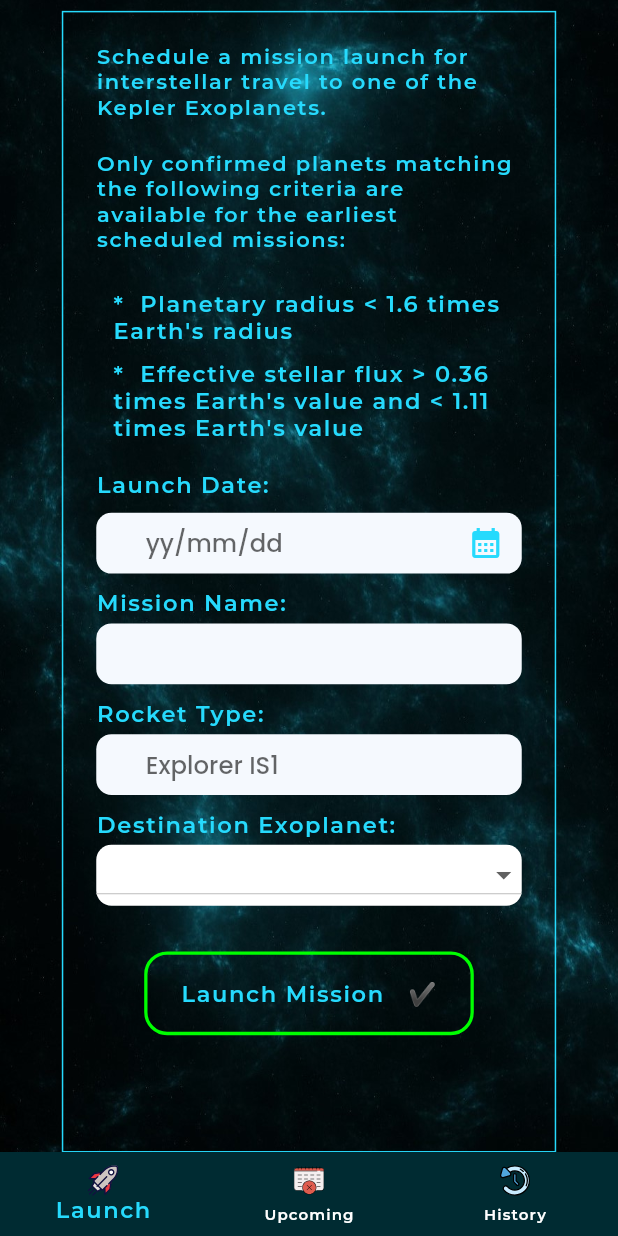
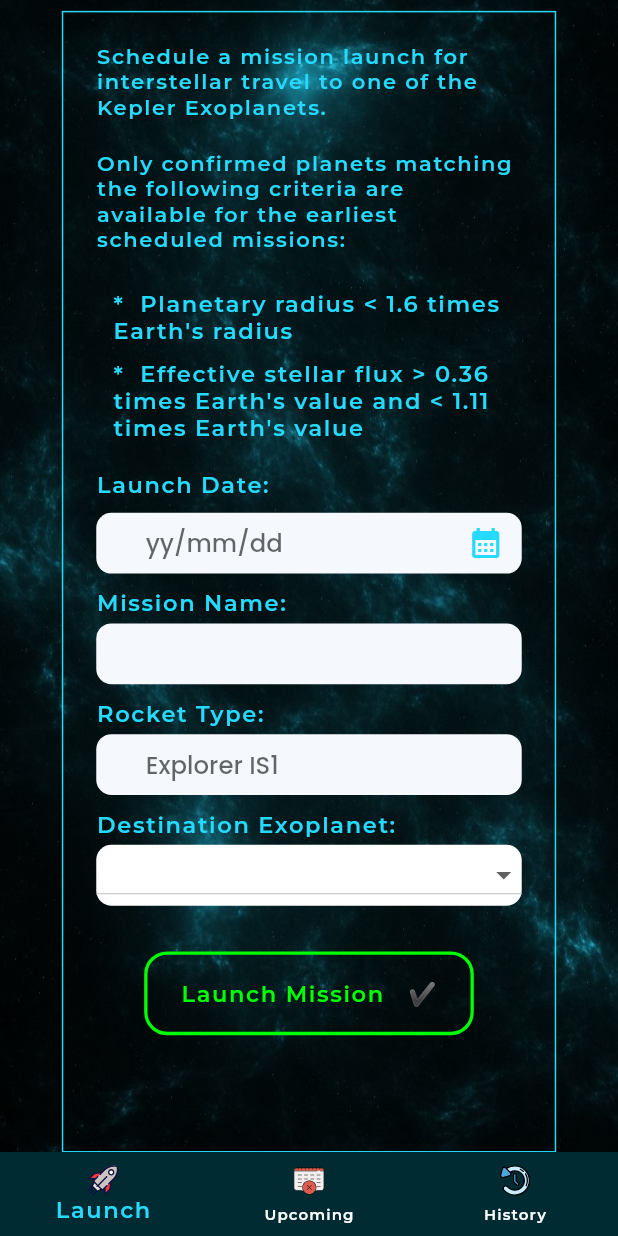
Before and after one commit to DARK-PROGRAMMER-I/NASA_MOBILE_VERSION, a Flutter app: the screen it shows after launch, scrolled down 147 dp, on a phone screen of 412 x 824 dp. Run offline on Flutter 3.47's test engine with Material 2 defaults, Android fonts, the phone set to English and light mode, and no system bars; our stand-ins replace flutter_screenutil, flutter_svg, google_fonts.

Commit message:
Drop Down

```diff
--- a/lib/widgets/home_widgets/launch_button.dart
+++ b/lib/widgets/home_widgets/launch_button.dart
@@ -24,7 +24,7 @@ class LaunchButton extends StatelessWidget {
       child: Row(
         mainAxisAlignment: MainAxisAlignment.center,
         children: [
-          SemiBoldText(name: "Launch Mission   ✔")
+          SemiBoldText(name: "Launch Mission   ✔", color: AppColors.kButtonColor,)
         ],
       ),
     );
```
